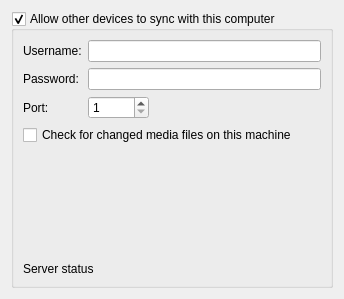
mnemosyne-proj/mnemosyne, file mnemosyne/mnemosyne/pyqt_ui/configuration_wdgt_sync_server.ui: the form before one commit.
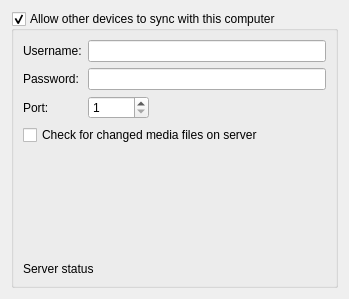
The form after the commit.

```diff
--- a/mnemosyne/mnemosyne/pyqt_ui/configuration_wdgt_sync_server.ui
+++ b/mnemosyne/mnemosyne/pyqt_ui/configuration_wdgt_sync_server.ui
@@ -6,7 +6,7 @@
    <rect>
     <x>0</x>
     <y>0</y>
-    <width>344</width>
+    <width>349</width>
     <height>299</height>
    </rect>
   </property>
@@ -84,7 +84,7 @@
       <item>
        <widget class="QCheckBox" name="check_for_edited_local_media_files">
         <property name="text">
-         <string>Check for changed media files on this machine</string>
+         <string>Check for changed media files on server</string>
         </property>
        </widget>
       </item>
```
